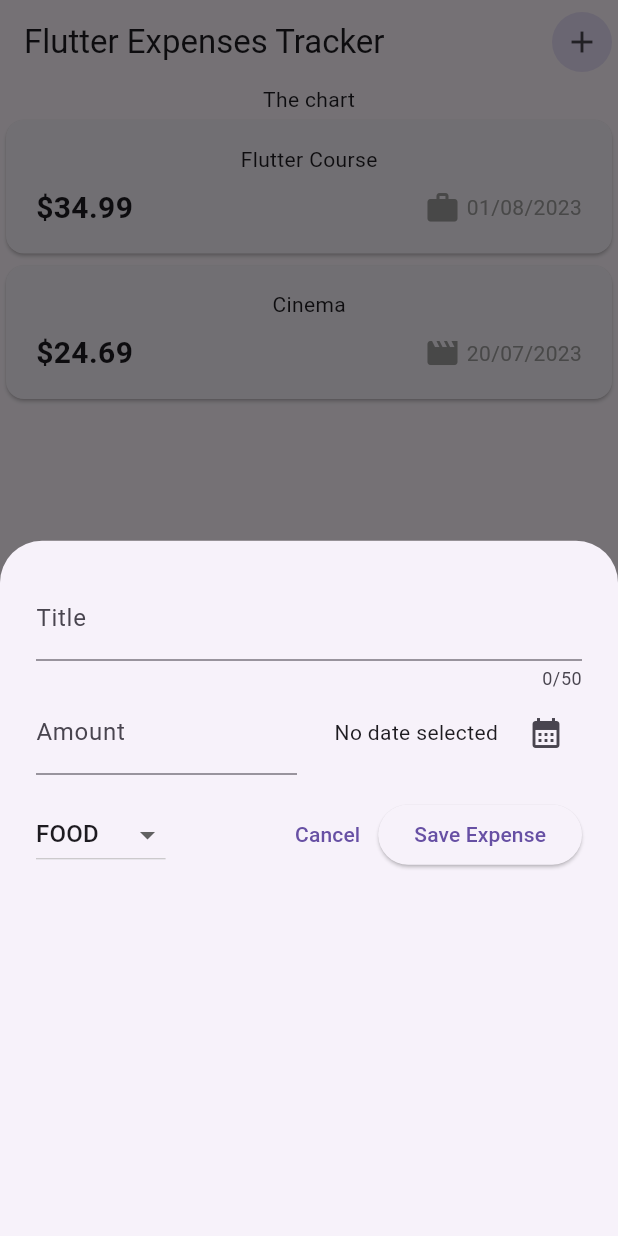
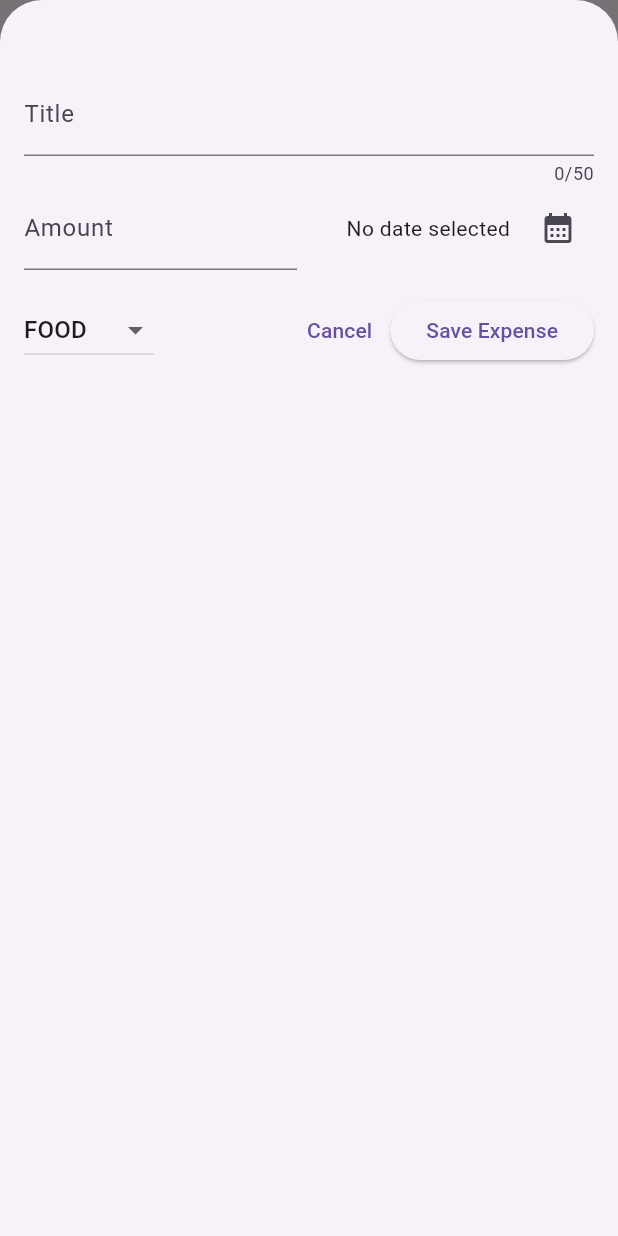
Before and after one commit to clebsonsh/expense_tracker, a Flutter app: the screen it shows after launch, after a tap on the "add" icon, on a phone screen of 412 x 824 dp. Run offline on Flutter 3.47's test engine with Material 2 defaults, Android fonts, the phone set to English and light mode, and no system bars.

Commit message:
Creating a Fullscreen Modal

```diff
--- a/lib/widgets/expenses.dart
+++ b/lib/widgets/expenses.dart
@@ -37,6 +37,7 @@ class _ExpensesState extends State<Expenses> {
 
   void _openAddExpenseOverlay() {
     showModalBottomSheet(
+      isScrollControlled: true,
       context: context,
       builder: (ctx) => NewExpense(onAddExpense: _addExpense),
     );
--- a/lib/widgets/new_expense.dart
+++ b/lib/widgets/new_expense.dart
@@ -91,7 +91,7 @@ class _NewExpense extends State<NewExpense> {
   @override
   Widget build(BuildContext context) {
     return Padding(
-      padding: const EdgeInsets.all(24),
+      padding: const EdgeInsets.fromLTRB(16, 48, 16, 16),
       child: Column(
         children: [
           TextField(
```
